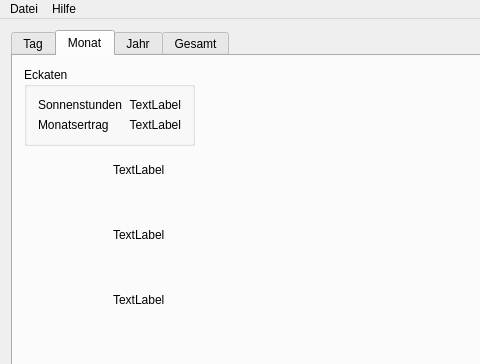
taxus13/QSolanizer, file src/ui/qsolanizer.ui: the form before one commit; both pictures show x 0 to 480 and y 0 to 364 of the 1029 by 673 pixel window.
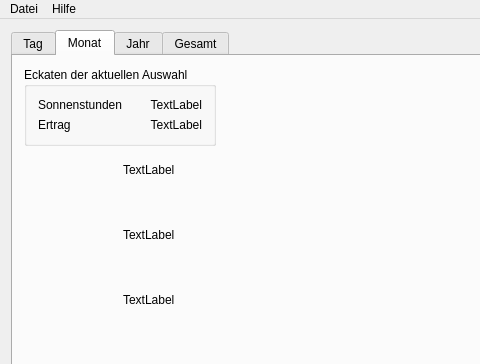
The form after the commit. The open tabs and pages were chosen to show the change. Icons and pictures are not drawn. Custom widgets are drawn as their Qt base class.

Commit message: zoom only sideways in day and month view

```diff
--- a/src/ui/qsolanizer.ui
+++ b/src/ui/qsolanizer.ui
@@ -214,7 +214,7 @@
                 <item>
                  <widget class="QGroupBox" name="groupBox_3">
                   <property name="title">
-                   <string>Eckaten</string>
+                   <string>Eckaten der aktuellen Auswahl</string>
                   </property>
                   <layout class="QGridLayout" name="gridLayout_2">
                    <item row="0" column="0">
@@ -227,7 +227,7 @@
                    <item row="1" column="0">
                     <widget class="QLabel" name="label_8">
                      <property name="text">
-                      <string>Monatsertrag</string>
+                      <string>Ertrag</string>
                      </property>
                     </widget>
                    </item>
```
Left out of the diff: 2 changed lines with no effect on the pictures. The commit also changes 1 other file.
